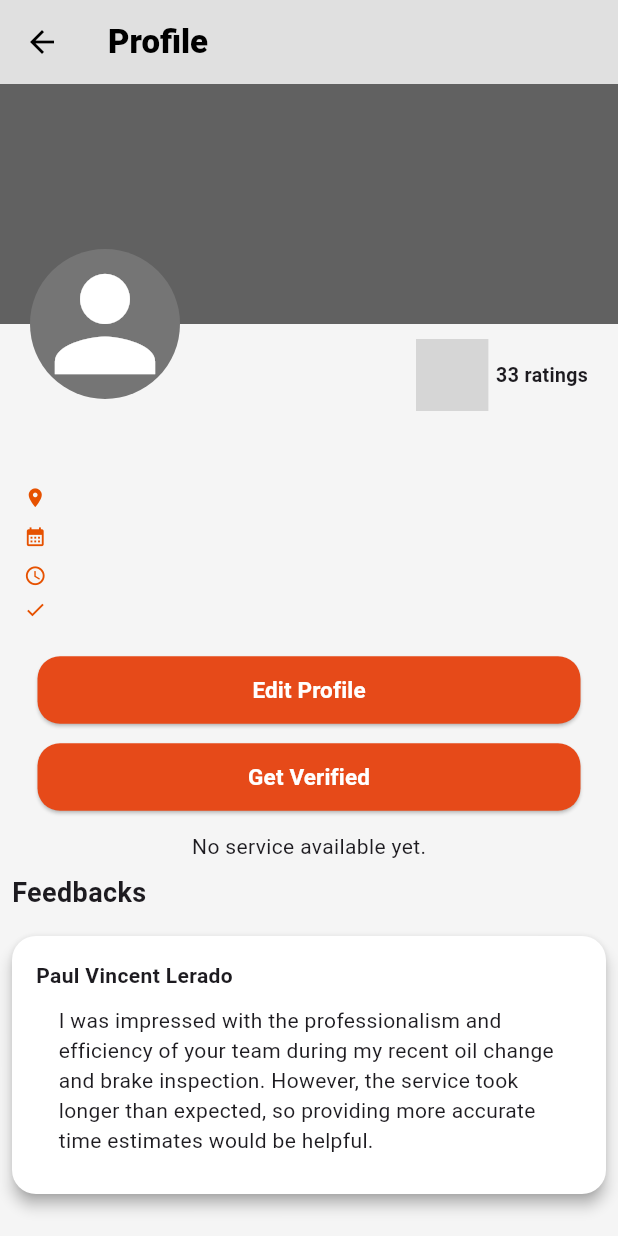
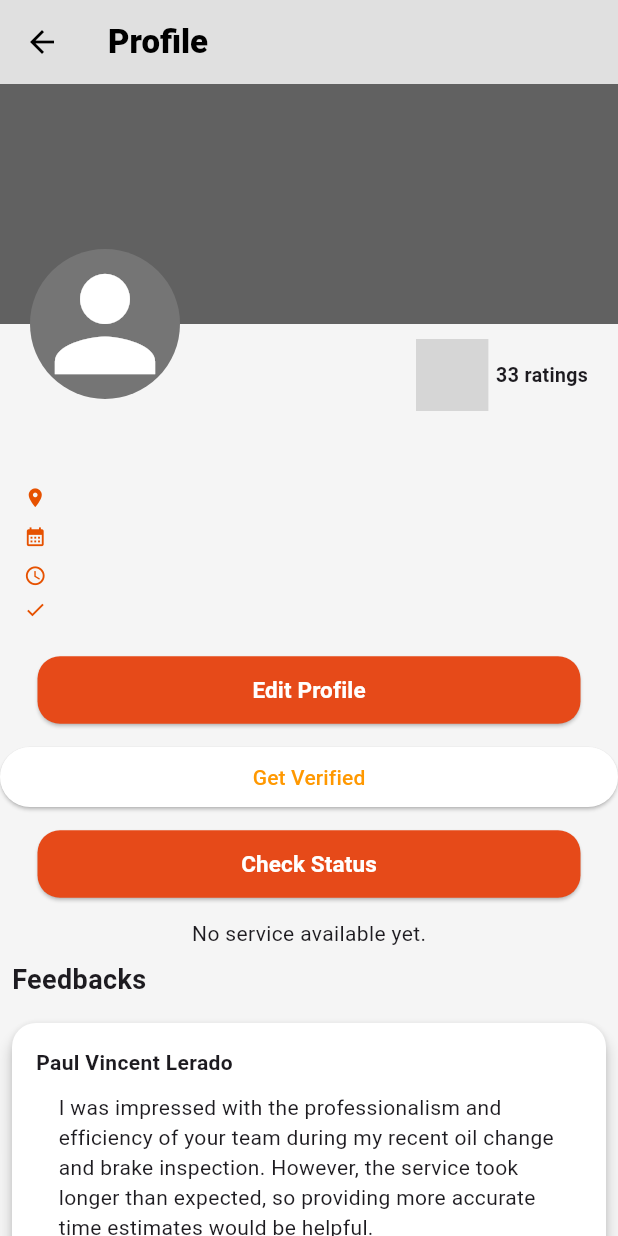
Before and after one commit to TechPyllars2024/AutoCareAutomotive, a Flutter app: the AutomotiveProfileScreen screen opened directly, on a phone screen of 412 x 824 dp. Run offline on Flutter 3.47's test engine with Material 3 defaults, Android fonts, the phone set to English and light mode, and no system bars; our stand-ins replace carousel_slider, cloud_firestore, curved_navigation_bar, file_picker, firebase_auth, firebase_core and 8 more; missing offline and left inert: flutter_pannable_rating_bar, flutter_pdfview; accounts and stored records are empty; grey boxes are pictures that could not be loaded.

Commit message:
feature-verification_management: working verification management

```diff
--- a/lib/ProfileManagement/screens/automotive_profile.dart
+++ b/lib/ProfileManagement/screens/automotive_profile.dart
@@ -1,3 +1,5 @@
+import 'package:autocare_automotiveshops/ProfileManagement/screens/automotive_verification_status.dart';
+import 'package:firebase_auth/firebase_auth.dart';
 import 'package:flutter/material.dart';
 import 'package:autocare_automotiveshops/ProfileManagement/widgets/top_section.dart';
 import 'package:autocare_automotiveshops/ProfileManagement/widgets/profile_details.dart';
@@ -19,6 +21,7 @@ class AutomotiveProfileScreen extends StatefulWidget {
 class _AutomotiveProfileScreenState extends State<AutomotiveProfileScreen> {
   final ProfileService _profileService = ProfileService();
   AutomotiveProfileModel? profile;
+  final user = FirebaseAuth.instance.currentUser;
 
   final double coverHeight = 160;
   final double profileHeight = 100;
@@ -49,7 +52,14 @@ class _AutomotiveProfileScreenState extends State<AutomotiveProfileScreen> {
   void getVerified() {
     Navigator.push(
       context,
-      MaterialPageRoute(builder: (context) => AutomotiveGetVerifiedScreen()),
+      MaterialPageRoute(builder: (context) => const AutomotiveGetVerifiedScreen()),
+    );
+  }
+
+  void checkStatus() {
+    Navigator.push(
+      context,
+      MaterialPageRoute(builder: (context) => VerificationStatusScreen(uid: user!.uid)),
     );
   }
 
@@ -77,6 +87,8 @@ class _AutomotiveProfileScreenState extends State<AutomotiveProfileScreen> {
             buildButton(),
             const SizedBox(height: 10),
             buildGetVerified(),
+            const SizedBox(height: 10),
+            buildCheckStatus(),
             const ServicesCarousel(),
             const FeedbackSection(),
           ],
@@ -87,14 +99,20 @@ class _AutomotiveProfileScreenState extends State<AutomotiveProfileScreen> {
 
   Widget buildButton() => WideButtons(
     onTap: editProfile,
+    text: 'Edit Profile',
+  );
 
-    text: 'Edit Profile',
+  Widget buildGetVerified() => ElevatedButton(
+    onPressed: getVerified,
+    style: ElevatedButton.styleFrom(
+      foregroundColor: Colors.orange, backgroundColor: Colors.white, // Orange text
+      padding: const EdgeInsets.symmetric(vertical: 8, horizontal: 16), // Smaller padding
+    ),
+    child: const Text('Get Verified'),
 
   );
-
-
-  Widget buildGetVerified() => WideButtons(
-    onTap: getVerified,
-    text: 'Get Verified',
+  Widget buildCheckStatus() => WideButtons(
+    onTap: checkStatus,
+    text: 'Check Status',
   );
 }
```
